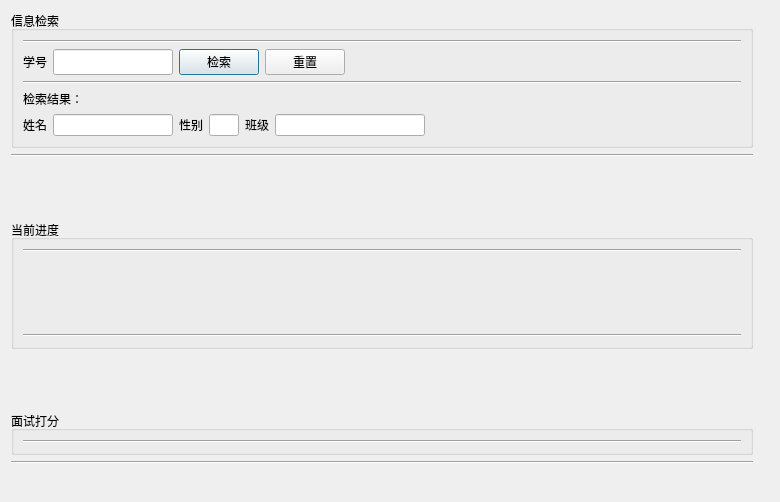
First picture: the form in ui/GradeWidget.ui, repository hurley25/xylms, before the edit.
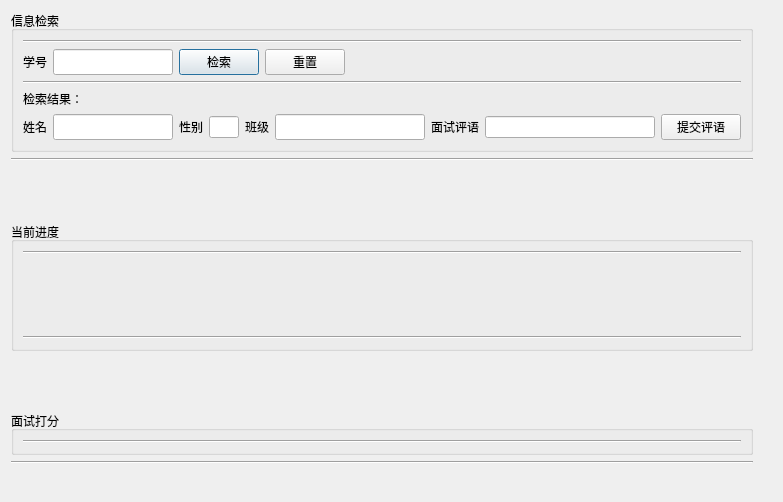
Second picture: the form after the edit.

Commit message: 客户改需求了...需要在面试打分环节加入评语修改，已完成。

Patch:
```diff
--- a/ui/GradeWidget.ui
+++ b/ui/GradeWidget.ui
@@ -6,7 +6,7 @@
    <rect>
     <x>0</x>
     <y>0</y>
-    <width>780</width>
+    <width>783</width>
     <height>502</height>
    </rect>
   </property>
@@ -165,17 +165,21 @@
              </widget>
             </item>
             <item>
-             <spacer name="horizontalSpacer">
-              <property name="orientation">
-               <enum>Qt::Horizontal</enum>
+             <widget class="QLabel" name="label_5">
+              <property name="text">
+               <string>面试评语</string>
               </property>
-              <property name="sizeHint" stdset="0">
-               <size>
-                <width>40</width>
-                <height>20</height>
-               </size>
+             </widget>
+            </item>
+            <item>
+             <widget class="QLineEdit" name="remarkEdit"/>
+            </item>
+            <item>
+             <widget class="QPushButton" name="remarkButton">
+              <property name="text">
+               <string>提交评语</string>
               </property>
-             </spacer>
+             </widget>
             </item>
            </layout>
           </item>
```
The commit also changes 9 other files.
